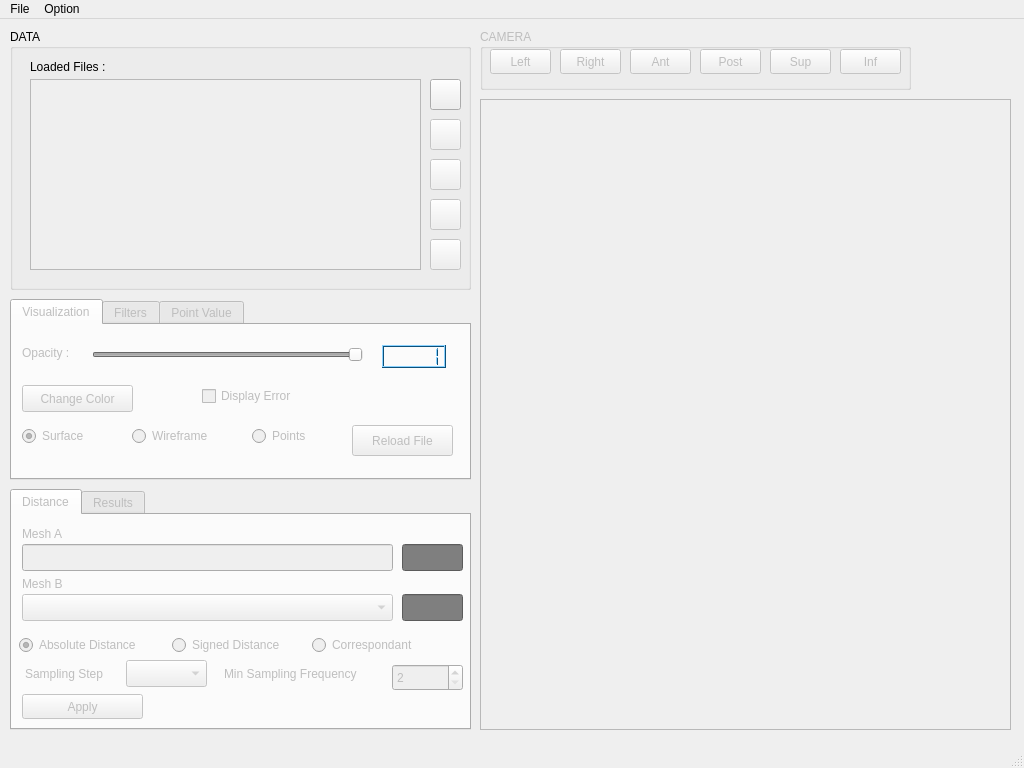
The window that 3DMeshMetric/meshMetricGui.ui (juliettepera/3DMetricTools) describes before a commit, drawn with Qt 5.
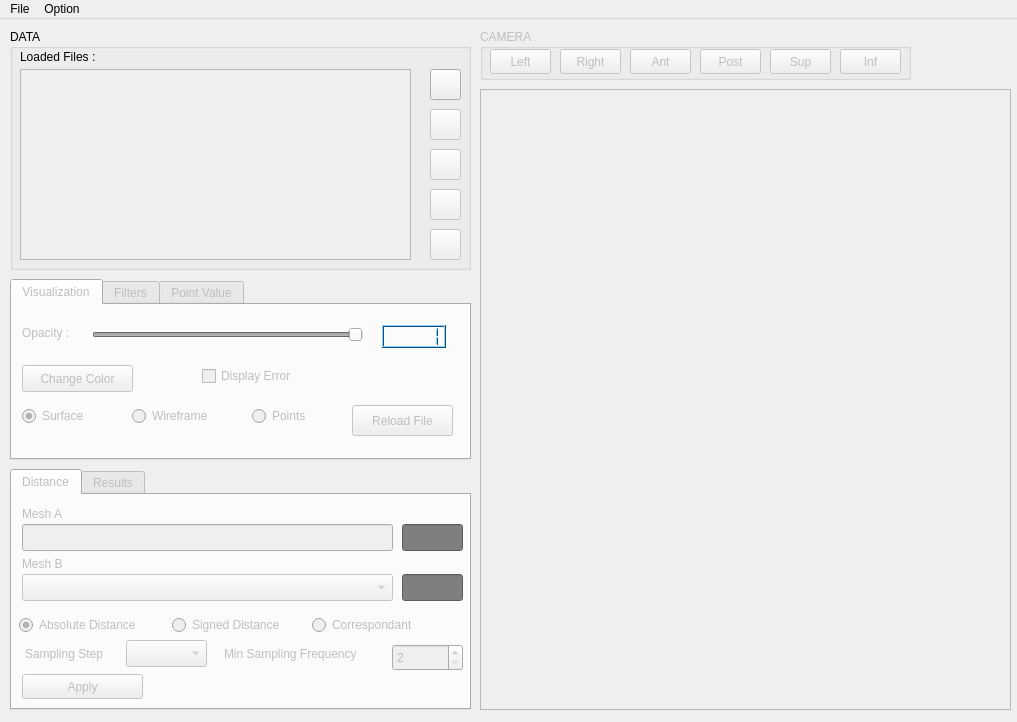
The same window after the commit. Custom widgets are drawn as their Qt base class.

Commit message: ENH: resizing is good fix problem of center and min box

```diff
--- a/3DMeshMetric/meshMetricGui.ui
+++ b/3DMeshMetric/meshMetricGui.ui
@@ -9,14 +9,14 @@
    <rect>
     <x>0</x>
     <y>0</y>
-    <width>1024</width>
-    <height>768</height>
+    <width>1017</width>
+    <height>722</height>
    </rect>
   </property>
   <property name="minimumSize">
    <size>
-    <width>768</width>
-    <height>576</height>
+    <width>1017</width>
+    <height>722</height>
    </size>
   </property>
   <property name="acceptDrops">
@@ -38,7 +38,7 @@
       <x>10</x>
       <y>10</y>
       <width>461</width>
-      <height>261</height>
+      <height>241</height>
      </rect>
     </property>
     <property name="title">
@@ -47,8 +47,8 @@
     <widget class="QLabel" name="labelLoaded">
      <property name="geometry">
       <rect>
-       <x>20</x>
-       <y>30</y>
+       <x>10</x>
+       <y>20</y>
        <width>111</width>
        <height>16</height>
       </rect>
@@ -64,7 +64,7 @@
      <property name="geometry">
       <rect>
        <x>420</x>
-       <y>130</y>
+       <y>120</y>
        <width>31</width>
        <height>31</height>
       </rect>
@@ -82,8 +82,8 @@
      </property>
      <property name="geometry">
       <rect>
-       <x>20</x>
-       <y>50</y>
+       <x>10</x>
+       <y>40</y>
        <width>391</width>
        <height>191</height>
       </rect>
@@ -142,7 +142,7 @@
      <property name="geometry">
       <rect>
        <x>420</x>
-       <y>170</y>
+       <y>160</y>
        <width>31</width>
        <height>31</height>
       </rect>
@@ -167,7 +167,7 @@
      <property name="geometry">
       <rect>
        <x>420</x>
-       <y>50</y>
+       <y>40</y>
        <width>31</width>
        <height>31</height>
       </rect>
@@ -186,7 +186,7 @@
      <property name="geometry">
       <rect>
        <x>420</x>
-       <y>90</y>
+       <y>80</y>
        <width>31</width>
        <height>31</height>
       </rect>
@@ -205,7 +205,7 @@
      <property name="geometry">
       <rect>
        <x>420</x>
-       <y>210</y>
+       <y>200</y>
        <width>31</width>
        <height>31</height>
       </rect>
@@ -236,7 +236,7 @@
       <x>480</x>
       <y>10</y>
       <width>431</width>
-      <height>61</height>
+      <height>51</height>
      </rect>
     </property>
     <property name="title">
@@ -346,15 +346,15 @@
     <property name="geometry">
      <rect>
       <x>480</x>
-      <y>80</y>
+      <y>70</y>
       <width>531</width>
-      <height>631</height>
+      <height>621</height>
      </rect>
     </property>
     <property name="minimumSize">
      <size>
       <width>531</width>
-      <height>631</height>
+      <height>621</height>
      </size>
     </property>
     <property name="contextMenuPolicy">
@@ -375,7 +375,7 @@
        <x>0</x>
        <y>0</y>
        <width>529</width>
-       <height>629</height>
+       <height>619</height>
       </rect>
      </property>
     </widget>
@@ -387,7 +387,7 @@
     <property name="geometry">
      <rect>
       <x>10</x>
-      <y>280</y>
+      <y>260</y>
       <width>461</width>
       <height>181</height>
      </rect>
@@ -2034,7 +2034,7 @@
     <property name="geometry">
      <rect>
       <x>10</x>
-      <y>470</y>
+      <y>450</y>
       <width>461</width>
       <height>241</height>
      </rect>
@@ -5601,13 +5601,12 @@
     </widget>
    </widget>
   </widget>
-  <widget class="QStatusBar" name="statusbar"/>
   <widget class="QMenuBar" name="menubar">
    <property name="geometry">
     <rect>
      <x>0</x>
      <y>0</y>
-     <width>1024</width>
+     <width>1017</width>
      <height>25</height>
     </rect>
    </property>
```
The commit also changes 2 other files.
